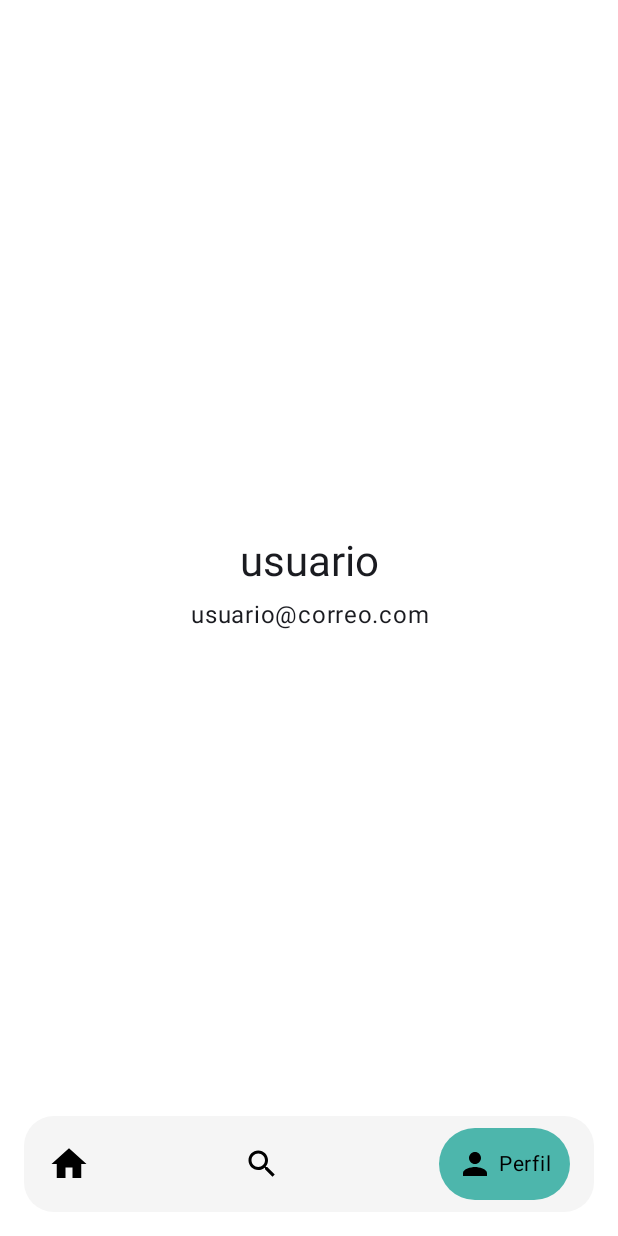
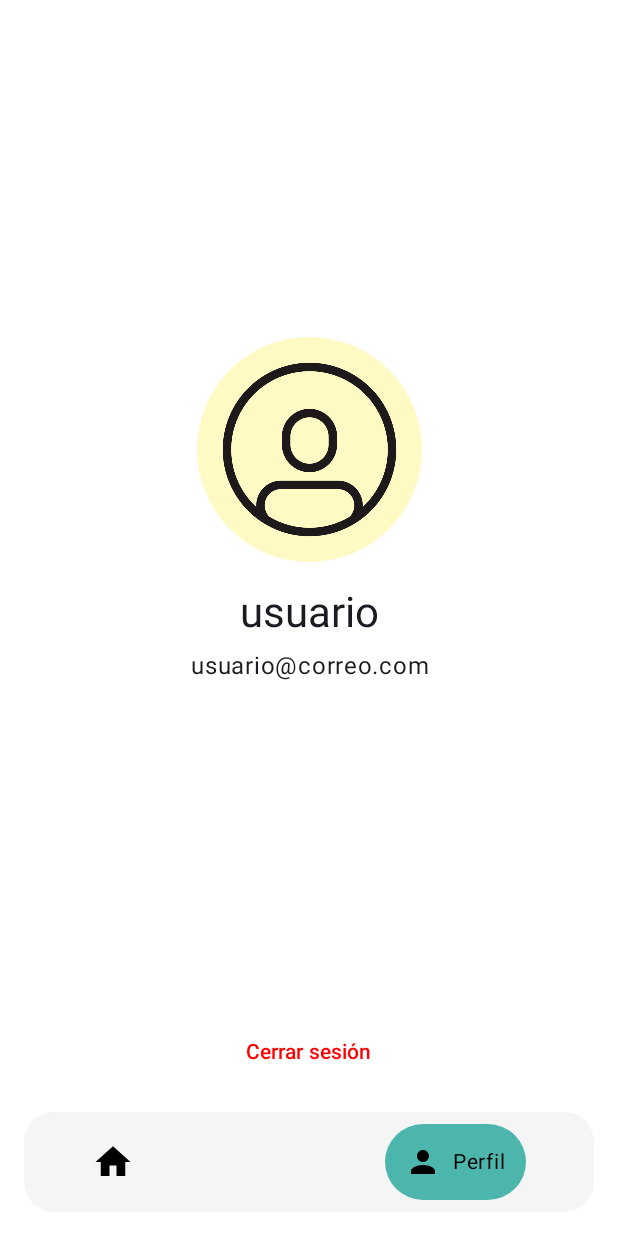
Before and after one commit to luispedrolira/FoundIt, an Android app built with Jetpack Compose: the UserProfileScreen screen opened through its navigation route, on a phone screen of 412 x 824 dp. Run offline under Robolectric (Android 15) with nearby library versions, the phone set to English and light mode, and no system bars.

```diff
--- a/app/src/main/java/com/luispedrolira/foundit/adminapp/presentation/signupadmin/SignUpAdminNavigation.kt
+++ b/app/src/main/java/com/luispedrolira/foundit/adminapp/presentation/signupadminNONUSE/SignUpAdminNavigation.kt
@@ -8,8 +8,8 @@ import androidx.navigation.NavType
 import androidx.navigation.compose.composable
 import androidx.navigation.navArgument
 import androidx.navigation.navigation
-import com.luispedrolira.foundit.adminapp.presentation.signupadmin.SignUpAdminArgs
-import com.luispedrolira.foundit.adminapp.presentation.signupadmin.SignUpAdminScreen
+import com.luispedrolira.foundit.adminapp.presentation.signupadminNONUSE.SignUpAdminArgs
+import com.luispedrolira.foundit.adminapp.presentation.signupadminNONUSE.SignUpAdminScreen
 import kotlinx.serialization.json.Json
 
 //La navegacion con el serializable estan en la clase del screen.
--- a/app/src/main/java/com/luispedrolira/foundit/adminapp/presentation/signupadmin/SignUpAdminScreen.kt
+++ b/app/src/main/java/com/luispedrolira/foundit/adminapp/presentation/signupadminNONUSE/SignUpAdminScreen.kt
@@ -1,6 +1,6 @@
 //ESTA CLASE YA NO SE UTILIZARÁ POR CONVENIENCIA YA QUE EL LOGIN HACE TOD0 !!!!!!!!!
 
-package com.luispedrolira.foundit.adminapp.presentation.signupadmin
+package com.luispedrolira.foundit.adminapp.presentation.signupadminNONUSE
 
 import android.os.Bundle
 import androidx.activity.ComponentActivity
--- a/app/src/main/java/com/luispedrolira/foundit/app/presentation/mainFlow/profile/ProfileScreen.kt
+++ b/app/src/main/java/com/luispedrolira/foundit/app/presentation/mainFlow/profile/ProfileScreen.kt
@@ -23,14 +23,25 @@ import androidx.compose.ui.text.style.TextAlign
 import androidx.compose.ui.tooling.preview.Preview
 import androidx.compose.ui.unit.dp
 import androidx.compose.ui.unit.sp
+import androidx.compose.foundation.background
+import androidx.compose.foundation.clickable
+import androidx.compose.ui.graphics.Brush
+import androidx.compose.material3.TextButton
+import com.luispedrolira.foundit.R
+import androidx.compose.foundation.Image
 
 
 @Composable
-fun ProfileRoute(){
+fun ProfileRoute(onNavigateToHome: () -> Unit, onLogout: () -> Unit) {
+    UserProfileScreen(
+        email = "usuario@correo.com",
+        onNavigateToHome = onNavigateToHome,
+        onLogout = onLogout
+    )
 }
 
 @Composable
-fun UserProfileScreen(email: String) {
+fun UserProfileScreen(email: String, onNavigateToHome: () -> Unit, onLogout: () -> Unit) {
     val userName = email.substringBefore("@") // Extraer el nombre del correo
 
     Column(
@@ -40,6 +51,7 @@ fun UserProfileScreen(email: String) {
         horizontalAlignment = Alignment.CenterHorizontally,
         verticalArrangement = Arrangement.Center // Espaciado entre elementos (correo y botton)
     ) {
+
         Column(
             modifier = Modifier
                 .fillMaxWidth()
@@ -47,6 +59,16 @@ fun UserProfileScreen(email: String) {
             horizontalAlignment = Alignment.CenterHorizontally,
             verticalArrangement = Arrangement.Center
         ) {
+            Image(
+                painter = painterResource(id = R.drawable.user), // Imagen predeterminada
+                contentDescription = "Foto de perfil",
+                modifier = Modifier
+                    .size(150.dp)
+                    .clip(CircleShape)
+                    .background(Color(0xFFFFF9C4))
+                    .align(Alignment.CenterHorizontally),
+                contentScale = ContentScale.Crop
+            )
 
             Spacer(modifier = Modifier.height(16.dp))
 
@@ -68,52 +90,58 @@ fun UserProfileScreen(email: String) {
                 textAlign = TextAlign.Center,
                 modifier = Modifier.fillMaxWidth()
             )
+
+            Modifier.background(
+                Brush.verticalGradient(
+                    colors = listOf(Color(0xFFE3F2FD), Color.White) // Azul claro a blanco
+                )
+            )
+
+        }
+
+        // Botón de cerrar sesión
+        Column(
+            modifier = Modifier
+                .fillMaxWidth()
+                .padding(16.dp),
+            horizontalAlignment = Alignment.CenterHorizontally,
+            verticalArrangement = Arrangement.Center
+        ) {
+            TextButton(onClick = { onLogout() }) {
+                Text(text = "Cerrar sesión", color = Color.Red)
+            }
         }
 
         // Barra de navegación al final
-        BottomNavigationBar()
+        BottomNavigationBar(onNavigateToHome = onNavigateToHome)
     }
 }
 
 @Composable
-fun BottomNavigationBar() {
+fun BottomNavigationBar(onNavigateToHome: () -> Unit) {
     Row(
         modifier = Modifier
             .fillMaxWidth()
             .background(Color(0xFFF5F5F5), RoundedCornerShape(20.dp))
-            .padding(horizontal = 16.dp, vertical = 8.dp),
+            .padding(horizontal = 45.dp, vertical = 8.dp),
         horizontalArrangement = Arrangement.SpaceBetween,
         verticalAlignment = Alignment.CenterVertically
-
     ) {
         // Botón de Home
         Icon(
             imageVector = Icons.Default.Home,
             contentDescription = "Home",
             tint = Color.Black,
-            modifier = Modifier.size(28.dp)
+            modifier = Modifier
+                .size(28.dp)
+                .clickable { onNavigateToHome() } // Navega a Home
         )
-
-        // Botón de búsqueda
-        Box(
-            modifier = Modifier
-        ) {
-            Row(verticalAlignment = Alignment.CenterVertically) {
-                Icon(
-                    imageVector = Icons.Default.Search,
-                    contentDescription = "Buscar",
-                    tint = Color.Black,
-                    modifier = Modifier.size(24.dp)
-                )
-                Spacer(modifier = Modifier.width(4.dp))
-            }
-        }
 
         // Botón de perfil
         Box(
             modifier = Modifier
                 .background(Color(0xFF4DB6AC), CircleShape) // Color turquesa
-                .padding(12.dp)
+                .padding(13.dp)
         ) {
             Row(verticalAlignment = Alignment.CenterVertically) {
                 Icon(
@@ -122,7 +150,7 @@ fun BottomNavigationBar() {
                     tint = Color.Black,
                     modifier = Modifier.size(24.dp)
                 )
-                Spacer(modifier = Modifier.width(4.dp))
+                Spacer(modifier = Modifier.width(8.dp))
                 Text(text = "Perfil", color = Color.Black, fontSize = 14.sp)
             }
         }
@@ -133,6 +161,8 @@ fun BottomNavigationBar() {
 @Composable
 fun UserProfileScreenPreview() {
     UserProfileScreen(
-        email = "usuario@correo.com"
+        email = "uwu@correo.com",
+        onNavigateToHome = {},
+        onLogout = {}
     )
 }
--- a/app/src/main/java/com/luispedrolira/foundit/app/presentation/mainFlow/search/SearchNavigation.kt
+++ b/app/src/main/java/com/luispedrolira/foundit/app/presentation/mainFlow/searchNONUSE/SearchNavigation.kt
@@ -1,4 +1,6 @@
-package com.luispedrolira.foundit.app.presentation.mainFlow.search
+// ESTA CLASE YA NO SE UTILIZARÁ POR DISEÑO
+
+package com.luispedrolira.foundit.app.presentation.mainFlow.searchNONUSE
 
 import androidx.navigation.NavGraphBuilder
 import androidx.navigation.compose.composable
--- a/app/src/main/java/com/luispedrolira/foundit/app/presentation/mainFlow/search/SearchScreen.kt
+++ b/app/src/main/java/com/luispedrolira/foundit/app/presentation/mainFlow/searchNONUSE/SearchScreen.kt
@@ -1,3 +1,5 @@
+// ESTA CLASE YA NO SE UTILIZARÁ POR DISEÑO
+
 package com.luispedrolira.foundit.app.search
 
 import androidx.compose.foundation.background
--- a/app/src/main/java/com/luispedrolira/foundit/app/presentation/navigation/NavApp.kt
+++ b/app/src/main/java/com/luispedrolira/foundit/app/presentation/navigation/NavApp.kt
@@ -20,6 +20,8 @@ import com.luispedrolira.foundit.app.presentation.mainFlow.home.HomeNavigation
 import com.luispedrolira.foundit.app.presentation.welcome.WelcomeRoute
 import com.luispedrolira.foundit.app.login.LoginRegistrationScreen
 import com.luispedrolira.foundit.app.presentation.mainFlow.profile.UserProfileScreen
+import com.luispedrolira.foundit.app.presentation.mainFlow.profile.ProfileRoute
+
 
 @Composable
 fun NavApp() {
@@ -105,8 +107,20 @@ fun NavApp() {
 
             // ProfileScreen
             composable("profileScreen") {
-                UserProfileScreen(email = "usuario@correo.com") // Cambia el email según corresponda
+                ProfileRoute(
+                    onNavigateToHome = {
+                        navController.navigate("homeScreen") {
+                            popUpTo("homeScreen") { inclusive = true }
+                        }
+                    },
+                    onLogout = {
+                        navController.navigate("welcomeScreen") {
+                            popUpTo("welcomeScreen") { inclusive = true }
+                        }
+                    }
+                )
             }
+
         }
     }
 }
--- a/app/src/main/java/com/luispedrolira/foundit/app/presentation/navigation/NavItem.kt
+++ b/app/src/main/java/com/luispedrolira/foundit/app/presentation/navigation/NavItem.kt
@@ -6,7 +6,7 @@ import androidx.compose.material.icons.filled.Person
 import androidx.compose.material.icons.filled.Search
 import androidx.compose.ui.graphics.vector.ImageVector
 import com.luispedrolira.foundit.app.presentation.mainFlow.profile.ProfileDestination
-import com.luispedrolira.foundit.app.presentation.mainFlow.search.SearchDestination
+import com.luispedrolira.foundit.app.presentation.mainFlow.searchNONUSE.SearchDestination
 
 data class NavItem(
     val title: String,
```
Also changed, not shown: app/src/main/java/com/luispedrolira/foundit/app/presentation/mainFlow/home/HomeScreen.kt (+38 -30 lines), app/src/main/java/com/luispedrolira/foundit/app/presentation/mainFlow/profile/ProfileNavigation.kt (+8 -2 lines), app/src/main/res/drawable/user.png (added).
